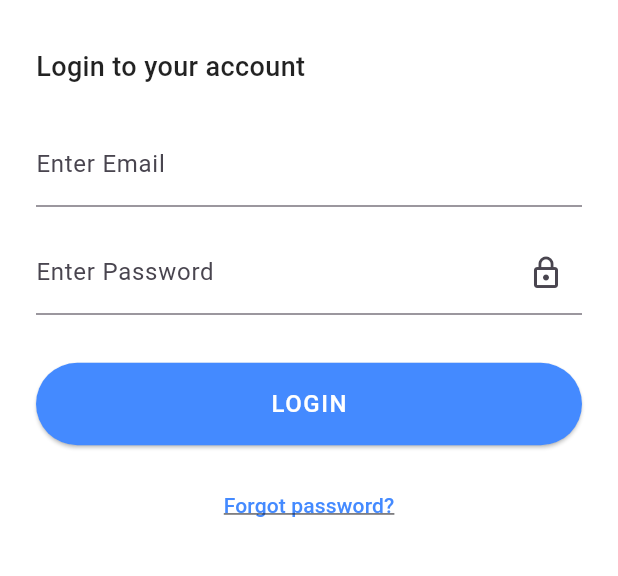
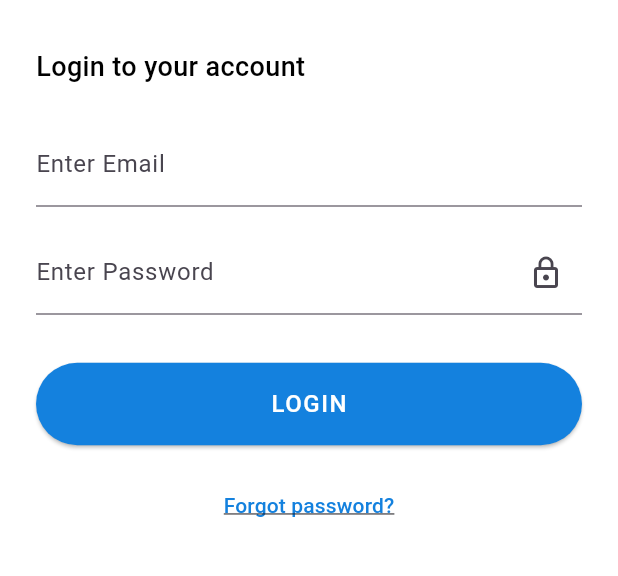
Before and after one commit to ravindu2/JRC_Assessment, a Flutter app: the screen it shows after launch, on a phone screen of 412 x 824 dp, the part 385-961 px from its top. Run offline on Flutter 3.47's test engine with Material 3 defaults, Android fonts, the phone set to English and light mode, and no system bars; our stand-ins replace dio, flutter_svg, get, isar, retrofit; accounts and stored records are empty; generated files the repository leaves out were written again.

Commit message:
dio and resoflit

```diff
--- a/lib/data/models/login_model.dart
+++ b/lib/data/models/login_model.dart
@@ -4,7 +4,7 @@ import 'package:json_annotation/json_annotation.dart';
 part 'login_model.g.dart';
 
 @Collection()
-@JsonSerializable()
+@JsonSerializable(explicitToJson: true, includeIfNull: false)
 class UserModel {
   Id id = Isar.autoIncrement;
 
--- a/lib/data/services/api_constants.dart
+++ b/lib/data/services/api_constants.dart
@@ -7,9 +7,9 @@ class ApiConstants {
   static const String loginEndpoint = 'auth/login';
   static const String jobListEndpoint = 'smartView/pm/jobList';
 
-  static const int defaultPageNumber = 1;
-  static const int defaultPageSize = 10;
-  static const int defaultHeaderPm = 102;
+  static const String defaultPageNumber = '1';
+  static const String defaultPageSize = '10';
+  static const String defaultHeaderPm = '102';
 
   static const Map<String, String> defaultHeaders = {
     'Connection': 'keep-alive',
--- a/lib/themes/themes.dart
+++ b/lib/themes/themes.dart
@@ -9,7 +9,7 @@ class Dimens {
 
   static const double paddingSmall = 7.6;
 
-  static const double paddingMedium = 12.0;
+  static const double paddingMedium = 16.0;
   static const double paddingLarge = 15.0;
   static const double gapsbetweentitle = 7.0;
   static const double marginSmall = 14.0;
@@ -20,12 +20,14 @@ class Dimens {
   static const double fontLarge = 14.0;
   static const double borderRadiusSmall = 4.0;
   static const double borderRadiusMedium = 8.0;
+  static const double iconSize = 32.0;
+  static const double iconBoarderRadius = 26.0;
 }
 
 class AppColors {
-  static const Color primaryColor = Colors.blueAccent;
+  static const Color primaryColor = Color.fromRGBO(20, 129, 222, 1.0);
   static const Color backgroundColor = Colors.white;
-  static const Color textColor = Colors.black87;
+  static const Color textColor = Colors.black;
   static const Color buttonTextColor = Colors.white;
   static const Color disabledButtonColor = Colors.grey;
 
@@ -38,6 +40,7 @@ class AppColors {
   static const Color titleTextColor = Colors.black;
   static const Color locationTextColor = Color(0xFF757575);
   static const Color postDateTextColor = Color(0xFF9E9E9E);
+  static const Color iconContainerColor = Color.fromRGBO(230, 230, 230, 1);
 }
 
 class AppThemes {
@@ -58,17 +61,6 @@ class AppThemes {
     decoration: TextDecoration.underline,
   );
 
-  static const InputDecoration emailInputDecoration = InputDecoration(
-    labelText: 'Enter Email',
-    border: UnderlineInputBorder(),
-  );
-
-  static const InputDecoration passwordInputDecoration = InputDecoration(
-    labelText: 'Enter Password',
-    border: UnderlineInputBorder(),
-    suffixIcon: Icon(Icons.lock_outline),
-  );
-
   static ButtonStyle elevatedButtonStyle = ElevatedButton.styleFrom(
     backgroundColor: AppColors.primaryColor,
     padding: const EdgeInsets.symmetric(vertical: 16),
--- a/lib/views/job_feature/widgets/job_card.dart
+++ b/lib/views/job_feature/widgets/job_card.dart
@@ -21,6 +21,7 @@ class JobCard extends StatelessWidget {
         horizontal: Dimens.marginMedium,
         vertical: Dimens.marginSmall,
       ),
+      color: Colors.white,
       elevation: 2,
       shape: RoundedRectangleBorder(
         borderRadius: BorderRadius.circular(Dimens.borderRadiusMedium),
@@ -107,7 +108,7 @@ class JobCard extends StatelessWidget {
                   ),
                 ),
                 const Spacer(),
-                if (job.isUrgent)
+                if (true)
                   Container(
                     padding: const EdgeInsets.symmetric(
                       horizontal: Dimens.paddingSmall,
--- a/lib/views/login_feature/login_controller.dart
+++ b/lib/views/login_feature/login_controller.dart
@@ -9,13 +9,20 @@ class LoginController extends GetxController {
   var isLoading = false.obs;
   RxString userId = ''.obs;
 
+  RxBool obscureText = true.obs;
+
   final RepositoryInterface repository;
+
   LoginController({required this.repository});
 
   @override
   void onInit() {
     super.onInit();
     checkLoginStatus();
+  }
+
+  void togglePasswordVisibility() {
+    obscureText.value = !obscureText.value;
   }
 
   Future<void> login(String email, String password) async {
--- a/lib/views/login_feature/login_view.dart
+++ b/lib/views/login_feature/login_view.dart
@@ -30,16 +30,38 @@ class LoginScreen extends StatelessWidget {
                 const SizedBox(height: Dimens.spaceMedium),
                 TextField(
                   controller: controller.emailController,
-                  decoration: AppThemes.emailInputDecoration,
+                  decoration: InputDecoration(
+                    labelText: 'Enter Email',
+                    border: UnderlineInputBorder(),
+                  ),
                 ),
                 const SizedBox(height: Dimens.spaceSmall),
-                TextField(
-                  controller: controller.passwordController,
-                  obscureText: true,
-                  decoration: AppThemes.passwordInputDecoration,
-                ),
+                Obx(() => TextField(
+                      controller: controller.passwordController,
+                      obscureText: controller.obscureText.value,
+                      decoration: InputDecoration(
+                        labelText: 'Enter Password',
+                        border: UnderlineInputBorder(),
+                        suffixIcon: IconButton(
+                          icon: Icon(
+                            controller.obscureText.value
+                                ? Icons.lock_outline
+                                : Icons.lock_open_outlined,
+                          ),
+                          onPressed: () {
+                            controller.togglePasswordVisibility();
+                          },
+                        ),
+                      ),
+                    )),
                 const SizedBox(height: Dimens.spaceLarge),
-                LoginButton(controller: controller),
+                Obx(() => LoginButton(
+                      onPressed: () => controller.login(
+                        controller.emailController.text.trim(),
+                        controller.passwordController.text.trim(),
+                      ),
+                      isLoading: controller.isLoading.value,
+                    )),
                 const SizedBox(height: Dimens.spaceSmall),
                 const ForgotPasswordButton(),
               ],
--- a/lib/views/login_feature/widgets/login_button.dart
+++ b/lib/views/login_feature/widgets/login_button.dart
@@ -1,27 +1,25 @@
 import 'package:flutter/material.dart';
 import '../../../themes/themes.dart';
-import '../login_controller.dart';
-import 'package:get/get.dart';
 import 'package:flutter_gen/gen_l10n/app_localizations.dart';
 
 class LoginButton extends StatelessWidget {
-  final LoginController controller;
+  final VoidCallback? onPressed;
+  final bool isLoading;
 
-  const LoginButton({super.key, required this.controller});
+  const LoginButton({
+    super.key,
+    required this.onPressed,
+    required this.isLoading,
+  });
 
   @override
   Widget build(BuildContext context) {
-    return Obx(() => SizedBox(
+    return SizedBox(
       width: double.infinity,
       child: ElevatedButton(
         style: AppThemes.elevatedButtonStyle,
-            onPressed: controller.isLoading.value
-                ? null
-                : () => controller.login(
-                      controller.emailController.text.trim(),
-                      controller.passwordController.text.trim(),
-                    ),
-            child: controller.isLoading.value
+        onPressed: isLoading ? null : onPressed,
+        child: isLoading
             ? const CircularProgressIndicator(
                 color: AppColors.buttonTextColor,
               )
@@ -30,6 +28,6 @@ class LoginButton extends StatelessWidget {
                 style: AppThemes.buttonTextStyle,
               ),
       ),
-        ));
+    );
   }
 }
--- a/pubspec.yaml
+++ b/pubspec.yaml
@@ -37,7 +37,6 @@ dependencies:
   # Use with the CupertinoIcons class for iOS style icons.
   cupertino_icons: ^1.0.8
   dio: ^5.8.0+1
-  http: ^1.3.0
   flutter_localizations:
     sdk: flutter
   intl: ^0.19.0
@@ -47,6 +46,9 @@ dependencies:
       url: https://github.com/MrLittleWhite/isar_flutter_libs.git
   path_provider: ^2.1.5
   json_annotation: ^4.9.0
+  flutter_svg: ^2.0.9
+  persistent_bottom_nav_bar: ^6.2.1
+  retrofit: ^4.4.2
 
 dev_dependencies:
   flutter_test:
@@ -61,6 +63,7 @@ dev_dependencies:
   isar_generator: ^3.1.0+1
   build_runner: ^2.4.8
   json_serializable: ^6.8.0
+  retrofit_generator: '>=8.0.0 <10.0.0'
 
 # For information on the generic Dart part of this file, see the
 # following page: https://dart.dev/tools/pub/pubspec
@@ -76,6 +79,7 @@ flutter:
   # To add assets to your application, add an assets section, like this:
   assets:
     - assets/logo.png
+    - assets/icon_people.svg
 
   # An image asset can refer to one or more resolution-specific "variants", see
   # https://flutter.dev/to/resolution-aware-images
```
Also changed, not shown: lib/data/models/job_model.dart (+22 -15 lines), lib/data/remote_data_source/remote_data_source.dart (+12 -25 lines), lib/data/services/api_service.dart (+21 -52 lines), lib/main.dart (+15 -3 lines), lib/views/job_feature/job_view.dart (+36 -5 lines), assets/icon_people.svg (added), lib/data/models/job_model.g.dart, lib/data/models/login_model.g.dart, lib/data/services/api_service.g.dart (added), pubspec.lock. Lines whose indentation alone changed are shown as unchanged.
